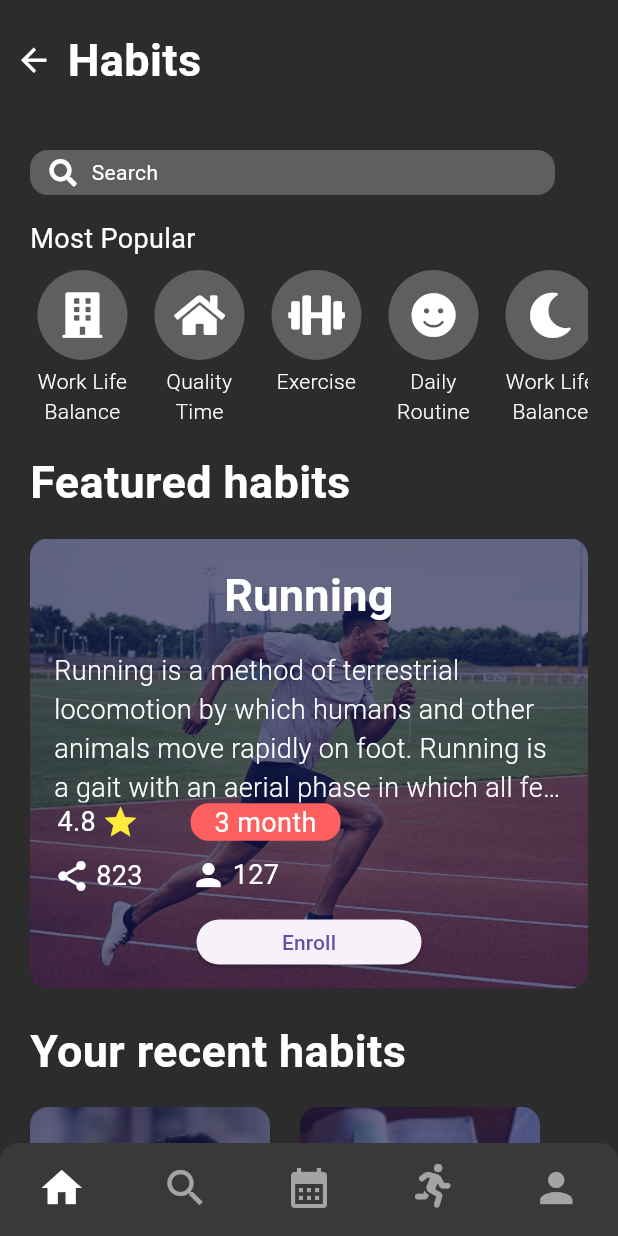
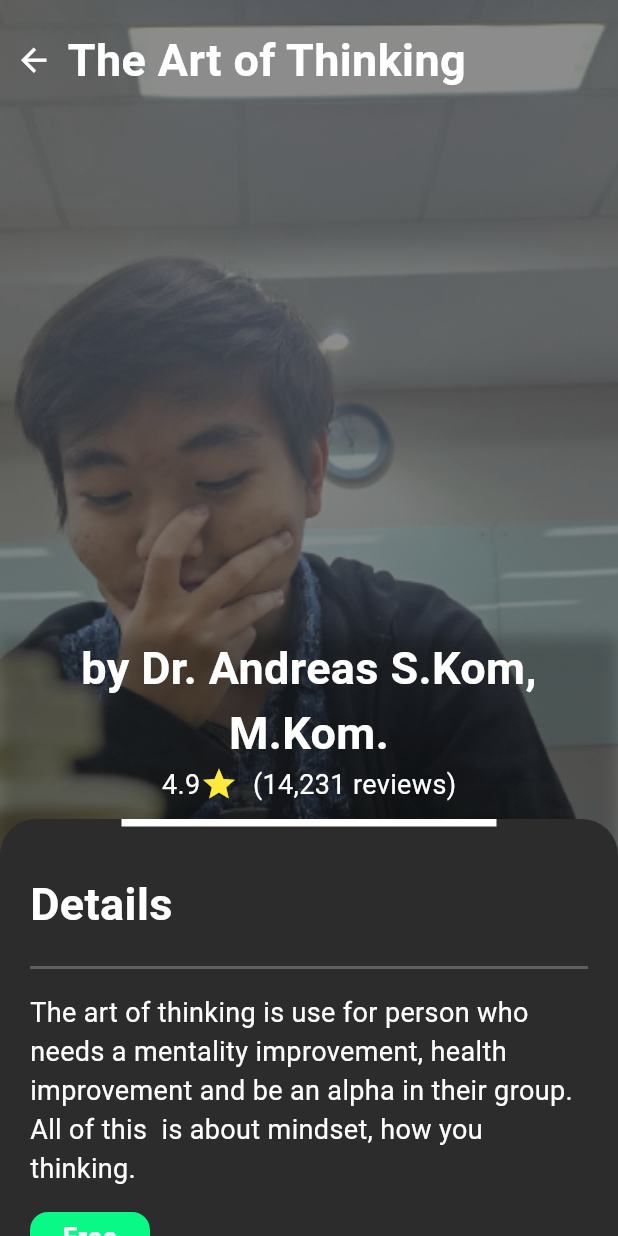
Before and after one commit to diandrakina/selamat_application, a Flutter app: the screen it shows after launch, on a phone screen of 412 x 824 dp. Run offline on Flutter 3.47's test engine with Material 3 defaults, Android fonts, the phone set to English and light mode, and no system bars; drawn by our look-alikes of carousel_slider, sliding_up_panel; our stand-ins replace cached_network_image, fl_chart, flutter_svg, font_awesome_flutter, numberpicker; Roboto replaces fonts that are missing (SamsungSans).

Commit message:
Diandra - Featured Habit Pages

```diff
--- a/lib/main.dart
+++ b/lib/main.dart
@@ -1,6 +1,7 @@
 import 'package:flutter/material.dart';
 import 'package:flutter/services.dart';
 import 'package:flutter/scheduler.dart';
+import 'package:selamat_application/pages/discovery_page/featuredHabitsPage.dart';
 import 'package:selamat_application/pages/discovery_page/habitPage.dart';
 // LOGIN
 import 'package:selamat_application/pages/login_page/loginPage.dart';
@@ -68,7 +69,7 @@ class MyApp extends StatelessWidget {
       theme: new ThemeData(scaffoldBackgroundColor: AppColors.bgDarkMode),
       debugShowCheckedModeBanner: false,
 
-      home: HabitPage(),
+      home: FeaturedHabitsPage(),
     );
   }
 }
--- /dev/null
+++ b/lib/pages/discovery_page/featuredHabitsPage.dart
@@ -0,0 +1,299 @@
+import 'package:flutter/material.dart';
+import 'package:font_awesome_flutter/font_awesome_flutter.dart';
+import 'package:selamat_application/styles/styles.dart';
+import 'package:selamat_application/widget/widget_login_register/customElevatedButton.dart';
+import 'package:sliding_up_panel/sliding_up_panel.dart';
+
+class FeaturedHabitsPage extends StatefulWidget {
+  const FeaturedHabitsPage({super.key});
+
+  @override
+  State<FeaturedHabitsPage> createState() => _FeaturedHabitsPageState();
+}
+
+class _FeaturedHabitsPageState extends State<FeaturedHabitsPage> {
+  PanelController panelController = PanelController();
+  @override
+  void initState() {
+    super.initState();
+  }
+
+  void togglePanel() => panelController.isPanelOpen
+      ? panelController.close()
+      : panelController.open();
+
+  @override
+  Widget build(BuildContext context) {
+    return SafeArea(
+      child: Scaffold(
+        extendBodyBehindAppBar: true,
+        appBar: AppBar(
+          toolbarHeight: 80,
+          leadingWidth: double.maxFinite,
+          elevation: 0.0,
+          backgroundColor: Colors.transparent,
+          leading: Container(
+            child: Row(
+              children: [
+                Padding(padding: EdgeInsets.all(5)),
+                FaIcon(
+                  Icons.arrow_back,
+                  color: AppColors.white,
+                  size: 25,
+                ),
+                Padding(padding: EdgeInsets.all(5)),
+                Text(
+                  "The Art of Thinking",
+                  style: TextStyles.bold_30,
+                ),
+              ],
+            ),
+          ),
+        ),
+
+        body: SlidingUpPanel(
+          controller: panelController,
+          parallaxEnabled: true,
+          maxHeight: 650,
+          minHeight: 400,
+          body: Center(
+            child: Container(
+              decoration: BoxDecoration(
+                image: DecorationImage(
+                    image: AssetImage('assets/images/discovery_page/catur.png'),
+                    fit: BoxFit.cover),
+              ),
+            ),
+          ),
+          panelBuilder: (ScrollController controller) {
+            return SingleChildScrollView(
+              controller: controller,
+              child: Column(
+                children: [
+                  Text(
+                    "by Dr. Andreas S.Kom, M.Kom.",
+                    style: TextStyles.bold_30,
+                    textAlign: TextAlign.center,
+                  ),
+                  Row(
+                    mainAxisAlignment: MainAxisAlignment.center,
+                    children: [
+                      Text(
+                        "4.9",
+                        style: TextStyles.regular_18,
+                      ),
+                      FaIcon(
+                        Icons.star,
+                        size: 25,
+                        color: Colors.yellow,
+                      ),
+                      Padding(padding: EdgeInsets.all(5)),
+                      Text(
+                        "(14,231 reviews)",
+                        style: TextStyles.regular_18,
+                      ),
+                    ],
+                  ),
+                  SizedBox(
+                    height: 10,
+                  ),
+                  Container(
+                    decoration: BoxDecoration(
+                      color: AppColors.bgDarkMode,
+                      borderRadius: BorderRadius.only(
+                        topLeft: Radius.circular(24),
+                        topRight: Radius.circular(24),
+                      ),
+                    ),
+                    padding: EdgeInsets.only(left: 20, right: 20),
+                    child: Column(
+                      children: [
+                        GestureDetector(
+                          onTap: togglePanel,
+                          child: Column(
+                            crossAxisAlignment: CrossAxisAlignment.start,
+                            children: [
+                              Center(
+                                child: Container(
+                                  height: 5,
+                                  width: 250,
+                                  color: AppColors.white,
+                                ),
+                              ),
+                              Padding(padding: EdgeInsets.all(15)),
+                              Text(
+                                "Details",
+                                style: TextStyles.bold_30,
+                              ),
+                              Padding(padding: EdgeInsets.all(10)),
+                              Divider(
+                                height: 2,
+                                color: AppColors.activeCalendar,
+                                thickness: 2,
+                              ),
+                              Padding(padding: EdgeInsets.all(8)),
+                              Text(
+                                "The art of thinking is use for person who needs a mentality improvement, health improvement and be an alpha in their group. All of this  is about mindset, how you thinking.",
+                                style: TextStyles.regular_18,
+                              ),
+                              Padding(padding: EdgeInsets.all(8)),
+                              Container(
+                                height: 35,
+                                width: 80,
+                                decoration: BoxDecoration(
+                                    borderRadius: BorderRadius.circular(12),
+                                    color: AppColors.pastelGreenHealth),
+                                child: Column(
+                                  mainAxisAlignment: MainAxisAlignment.center,
+                                  children: [
+                                    Text(
+                                      "Free",
+                                      style: TextStyles.bold_18,
+                                      textAlign: TextAlign.center,
+                                    ),
+                                  ],
+                                ),
+                              ),
+                              Padding(padding: EdgeInsets.all(8)),
+                              Row(
+                                children: [
+                                  Column(
+                                    children: [
+                                      Row(
+                                        children: [
+                                          FaIcon(
+                                            FontAwesomeIcons.clock,
+                                            size: 25,
+                                            color: AppColors.white,
+                                          ),
+                                          Padding(padding: EdgeInsets.all(5)),
+                                          Text(
+                                            '3 months',
+                                            style: TextStyles.regular_18,
+                                          ),
+                                        ],
+                                      ),
+                                      Padding(padding: EdgeInsets.all(5)),
+                                      Row(
+                                        children: [
+                                          FaIcon(
+                                            Icons.task,
+                                            color: Colors.white,
+                                          ),
+                                          Padding(padding: EdgeInsets.all(5)),
+                                          Text(
+                                            '400 tasks',
+                                            style: TextStyles.regular_18,
+                                          ),
+                                        ],
+                                      )
+                                    ],
+                                  ),
+                                  Padding(padding: EdgeInsets.all(16)),
+                                  Column(
+                                    crossAxisAlignment:
+                                        CrossAxisAlignment.start,
+                                    children: [
+                                      Row(
+                                        children: [
+                                          FaIcon(
+                                            Icons.person,
+                                            color: Colors.white,
+                                          ),
+                                          Padding(padding: EdgeInsets.all(5)),
+                                          Text(
+                                            '762 users',
+                                            style: TextStyles.regular_18,
+                                          ),
+                                        ],
+                                      ),
+                                      Padding(padding: EdgeInsets.all(5)),
+                                      Row(
+                                        children: [
+                                          FaIcon(
+                                            Icons.share,
+                                            color: Colors.white,
+                                          ),
+                                          Padding(padding: EdgeInsets.all(5)),
+                                          Text(
+                                            '238 shares',
+                                            style: TextStyles.regular_18,
+                                          ),
+                                        ],
+                                      )
+                                    ],
+                                  )
+                                ],
+                              ),
+
+                              //DESCRIPTION
+                              Padding(padding: EdgeInsets.all(20)),
+                              Text(
+                                "Description",
+                                style: TextStyles.bold_30,
+                              ),
+                              Padding(padding: EdgeInsets.all(10)),
+                              Divider(
+                                height: 2,
+                                color: AppColors.activeCalendar,
+                                thickness: 2,
+                              ),
+                              Padding(padding: EdgeInsets.all(8)),
+                              Text(
+                                "Dr. Andreas S.Kom was a master of computer science, he also study psychology, since he study psychology, he became an alpha male",
+                                style: TextStyles.regular_18,
+                              ),
+
+                              //REVIEWS
+                              Padding(padding: EdgeInsets.all(20)),
+                              Text(
+                                "Reviews",
+                                style: TextStyles.bold_30,
+                              ),
+                              Padding(padding: EdgeInsets.all(10)),
+                              Divider(
+                                height: 2,
+                                color: AppColors.activeCalendar,
+                                thickness: 2,
+                              ),
+                              Padding(padding: EdgeInsets.all(8)),
+                              Text(
+                                "Very positive, every person on this earth must try this habits, by copying Dr. Andreas habits all of people would be the greatest of all time",
+                                style: TextStyles.regular_18,
+                              ),
+
+                              //TOMBOL ENROLL
+                              SizedBox(
+                                height: 40,
+                              ),
+                              Center(
+                                child: CustomElevatedButton(
+                                  text: "Enroll Now",
+                                  textStyle: TextStyles.bold_18,
+                                  height: 30,
+                                  width: 150,
+                                ),
+                              ),
+                              SizedBox(
+                                height: 40,
+                              )
+                            ],
+                          ),
+                        ),
+                      ],
+                    ),
+                  ),
+                ],
+              ),
+            );
+          },
+          color: Colors.transparent,
+        ),
+        // AnimatedPositioned(
+        //   duration: Duration(milliseconds: 500),
+        //   curve: Curves.easeInOut,
+        // ),
+      ),
+    );
+  }
+}
--- a/pubspec.yaml
+++ b/pubspec.yaml
@@ -33,15 +33,13 @@ dependencies:
   intl: ^0.18.0
   flutter_svg: ^2.0.9
   cached_network_image: ^3.3.1
-  # The following adds the Cupertino Icons font to your application.
-  # Use with the CupertinoIcons class for iOS style icons.
   cupertino_icons: ^1.0.2
   fl_chart: ^0.60.0
-
   google_fonts: ^6.1.0
   # calendar_appbar: ^0.0.6
   table_calendar: ^3.0.9
   calendar_timeline: ^1.1.2
+  sliding_up_panel: ^2.0.0+1
 
   font_awesome_flutter: ^9.0.0
   numberpicker: ^2.1.2
```
Also changed, not shown: pubspec.lock.
